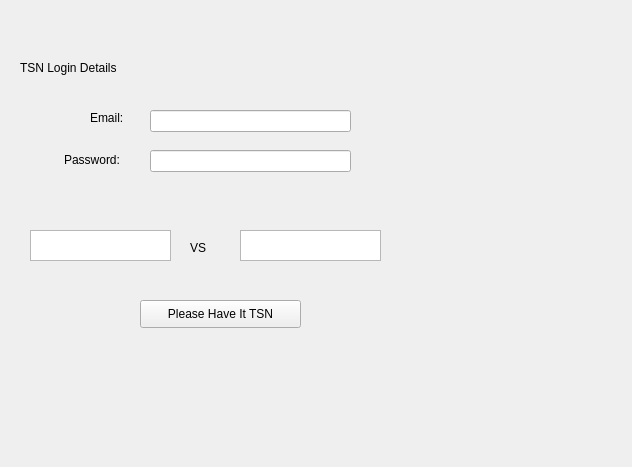
The window that tsn.ui (nathan-builds/fifa) describes before a commit, drawn with Qt 5.
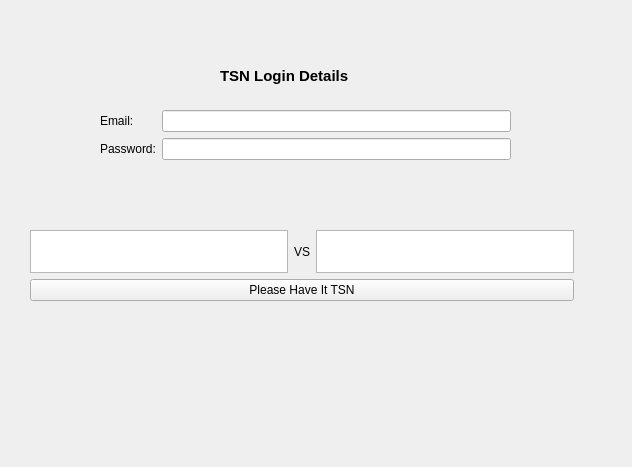
The same window after the commit.

```diff
--- a/tsn.ui
+++ b/tsn.ui
@@ -13,126 +13,106 @@
   <property name="windowTitle">
    <string>Form</string>
   </property>
-  <widget class="QTextEdit" name="team_1">
-   <property name="geometry">
-    <rect>
-     <x>30</x>
-     <y>230</y>
-     <width>141</width>
-     <height>31</height>
-    </rect>
-   </property>
-  </widget>
-  <widget class="QLabel" name="label">
-   <property name="geometry">
-    <rect>
-     <x>90</x>
-     <y>110</y>
-     <width>55</width>
-     <height>16</height>
-    </rect>
-   </property>
-   <property name="text">
-    <string>Email:</string>
-   </property>
-  </widget>
-  <widget class="QLabel" name="label_2">
-   <property name="geometry">
-    <rect>
-     <x>64</x>
-     <y>150</y>
-     <width>61</width>
-     <height>20</height>
-    </rect>
-   </property>
-   <property name="text">
-    <string>Password:</string>
-   </property>
-  </widget>
-  <widget class="QLabel" name="label_3">
-   <property name="geometry">
-    <rect>
-     <x>190</x>
-     <y>240</y>
-     <width>55</width>
-     <height>16</height>
-    </rect>
-   </property>
-   <property name="text">
-    <string>VS</string>
-   </property>
-  </widget>
-  <widget class="QTextEdit" name="team_2">
-   <property name="geometry">
-    <rect>
-     <x>240</x>
-     <y>230</y>
-     <width>141</width>
-     <height>31</height>
-    </rect>
-   </property>
-  </widget>
   <widget class="QLabel" name="label_4">
    <property name="geometry">
     <rect>
-     <x>20</x>
+     <x>220</x>
      <y>60</y>
-     <width>131</width>
-     <height>16</height>
+     <width>171</width>
+     <height>31</height>
     </rect>
    </property>
+   <property name="font">
+    <font>
+     <pointsize>11</pointsize>
+     <weight>75</weight>
+     <bold>true</bold>
+    </font>
+   </property>
    <property name="text">
     <string>TSN Login Details</string>
    </property>
+   <property name="textFormat">
+    <enum>Qt::PlainText</enum>
+   </property>
   </widget>
-  <widget class="QLineEdit" name="password_tf">
+  <widget class="QWidget" name="">
    <property name="geometry">
     <rect>
-     <x>150</x>
-     <y>150</y>
-     <width>201</width>
-     <height>22</height>
+     <x>30</x>
+     <y>230</y>
+     <width>544</width>
+     <height>91</height>
     </rect>
    </property>
-   <property name="echoMode">
-    <enum>QLineEdit::Password</enum>
-   </property>
+   <layout class="QGridLayout" name="gridLayout_2">
+    <item row="0" column="0">
+     <widget class="QTextEdit" name="team_1"/>
+    </item>
+    <item row="0" column="1">
+     <widget class="QLabel" name="label_3">
+      <property name="text">
+       <string>VS</string>
+      </property>
+     </widget>
+    </item>
+    <item row="0" column="2">
+     <widget class="QTextEdit" name="team_2"/>
+    </item>
+    <item row="1" column="0" colspan="3">
+     <widget class="QPushButton" name="execute_button">
+      <property name="text">
+       <string>Please Have It TSN</string>
+      </property>
+     </widget>
+    </item>
+    <item row="2" column="0" colspan="3">
+     <widget class="QLabel" name="status_text">
+      <property name="lineWidth">
+       <number>0</number>
+      </property>
+      <property name="text">
+       <string/>
+      </property>
+     </widget>
+    </item>
+   </layout>
   </widget>
-  <widget class="QLineEdit" name="email_tf">
+  <widget class="QWidget" name="">
    <property name="geometry">
     <rect>
-     <x>150</x>
+     <x>100</x>
      <y>110</y>
-     <width>201</width>
-     <height>22</height>
+     <width>411</width>
+     <height>57</height>
     </rect>
    </property>
-  </widget>
-  <widget class="QPushButton" name="execute_button">
-   <property name="geometry">
-    <rect>
-     <x>140</x>
-     <y>300</y>
-     <width>161</width>
-     <height>28</height>
-    </rect>
-   </property>
-   <property name="text">
-    <string>Please Have It TSN</string>
-   </property>
-  </widget>
-  <widget class="QLabel" name="status_text">
-   <property name="geometry">
-    <rect>
-     <x>40</x>
-     <y>370</y>
-     <width>551</width>
-     <height>16</height>
-    </rect>
-   </property>
-   <property name="text">
-    <string/>
-   </property>
+   <layout class="QFormLayout" name="formLayout">
+    <item row="0" column="0">
+     <widget class="QLabel" name="label">
+      <property name="text">
+       <string>Email:</string>
+      </property>
+     </widget>
+    </item>
+    <item row="0" column="1">
+     <widget class="QLineEdit" name="email_tf"/>
+    </item>
+    <item row="1" column="0">
+     <widget class="QLabel" name="label_2">
+      <property name="text">
+       <string>Password:</string>
+      </property>
+     </widget>
+    </item>
+    <item row="1" column="1">
+     <widget class="QLineEdit" name="password_tf">
+      <property name="echoMode">
+       <enum>QLineEdit::Password</enum>
+      </property>
+     </widget>
+    </item>
+   </layout>
   </widget>
  </widget>
  <resources/>
```
